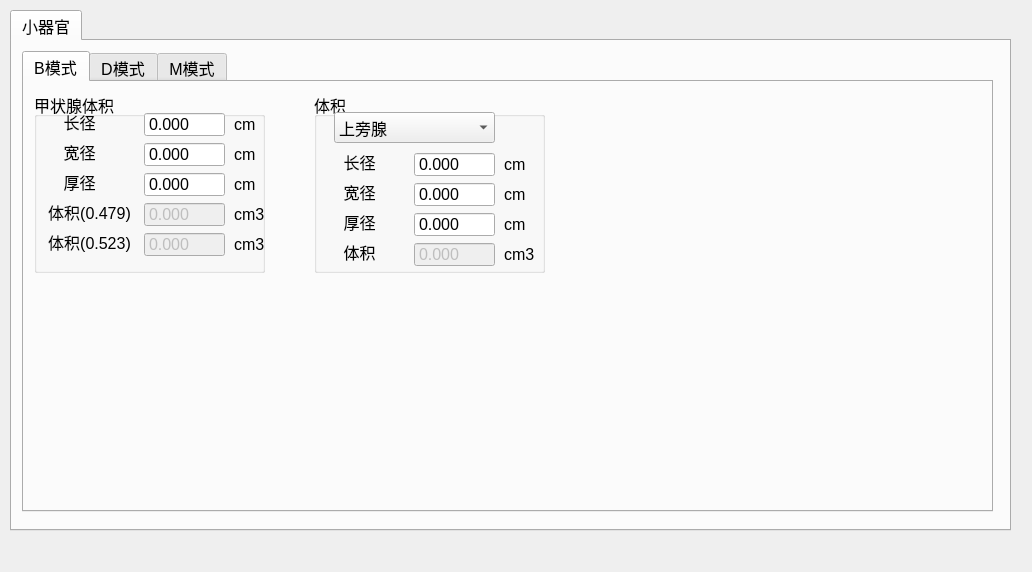
qingning006/TestCode, file tools/Calculator/ui/ui_smp.ui: the form before one commit.
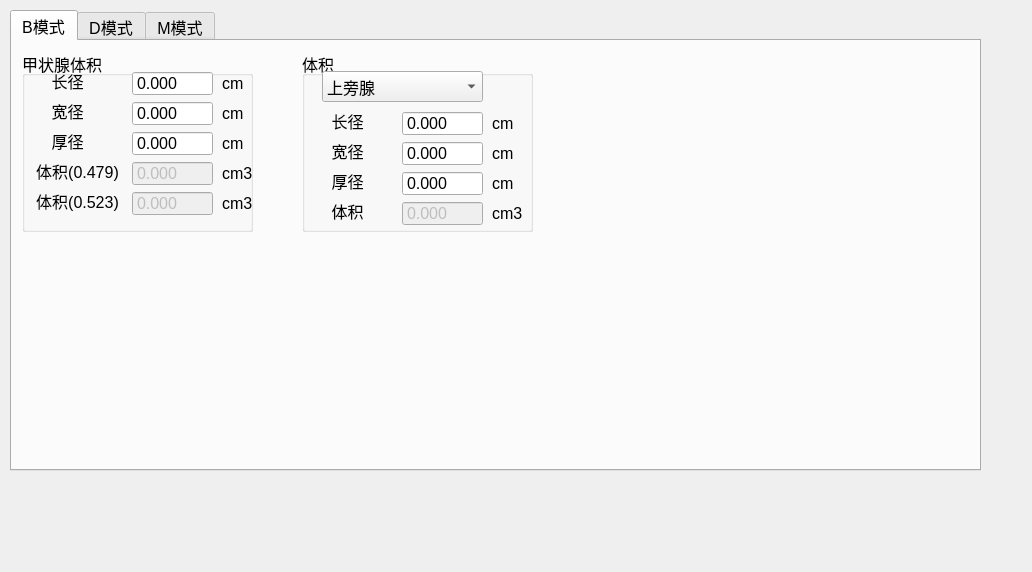
The form after the commit.

Patch:
```diff
--- a/tools/Calculator/ui/ui_smp.ui
+++ b/tools/Calculator/ui/ui_smp.ui
@@ -13,32 +13,6 @@
   <property name="windowTitle">
    <string>Form</string>
   </property>
-  <widget class="QTabWidget" name="tabWidget">
-   <property name="geometry">
-    <rect>
-     <x>10</x>
-     <y>10</y>
-     <width>1001</width>
-     <height>521</height>
-    </rect>
-   </property>
-   <property name="font">
-    <font>
-     <pointsize>12</pointsize>
-    </font>
-   </property>
-   <property name="currentIndex">
-    <number>0</number>
-   </property>
-   <widget class="QWidget" name="tab_thyroid">
-    <property name="font">
-     <font>
-      <pointsize>12</pointsize>
-     </font>
-    </property>
-    <attribute name="title">
-     <string>小器官</string>
-    </attribute>
     <widget class="QTabWidget" name="tabWidget_2">
      <property name="geometry">
       <rect>
@@ -728,8 +702,6 @@
       <attribute name="title">
        <string>M模式</string>
       </attribute>
-     </widget>
-    </widget>
    </widget>
   </widget>
  </widget>
```
Lines whose indentation alone changed are shown as unchanged.
